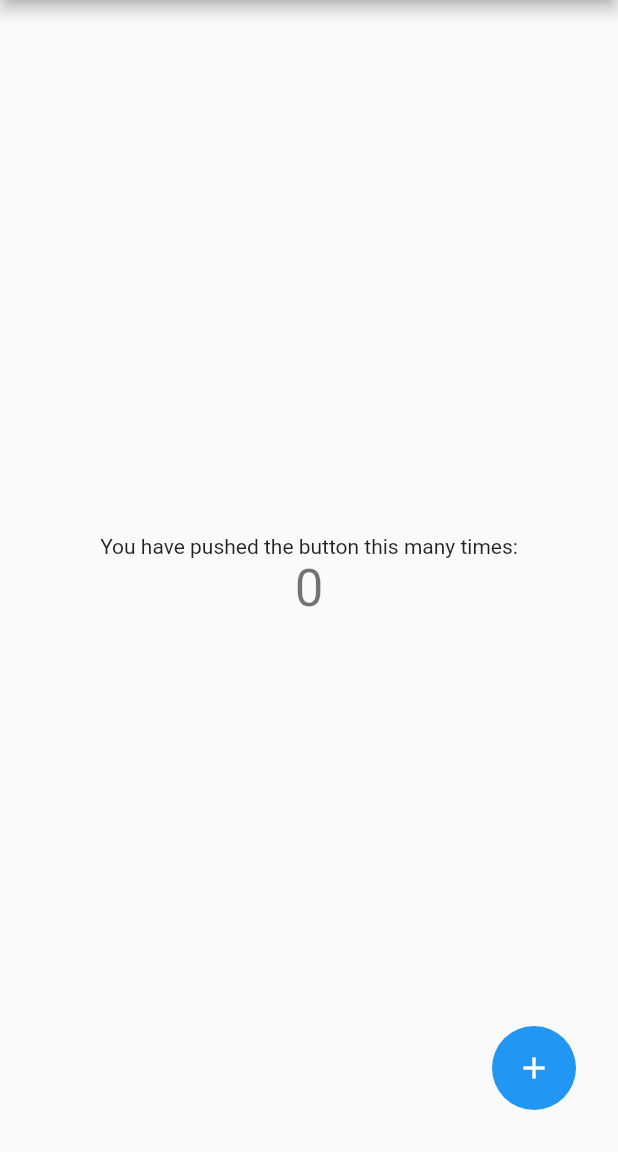
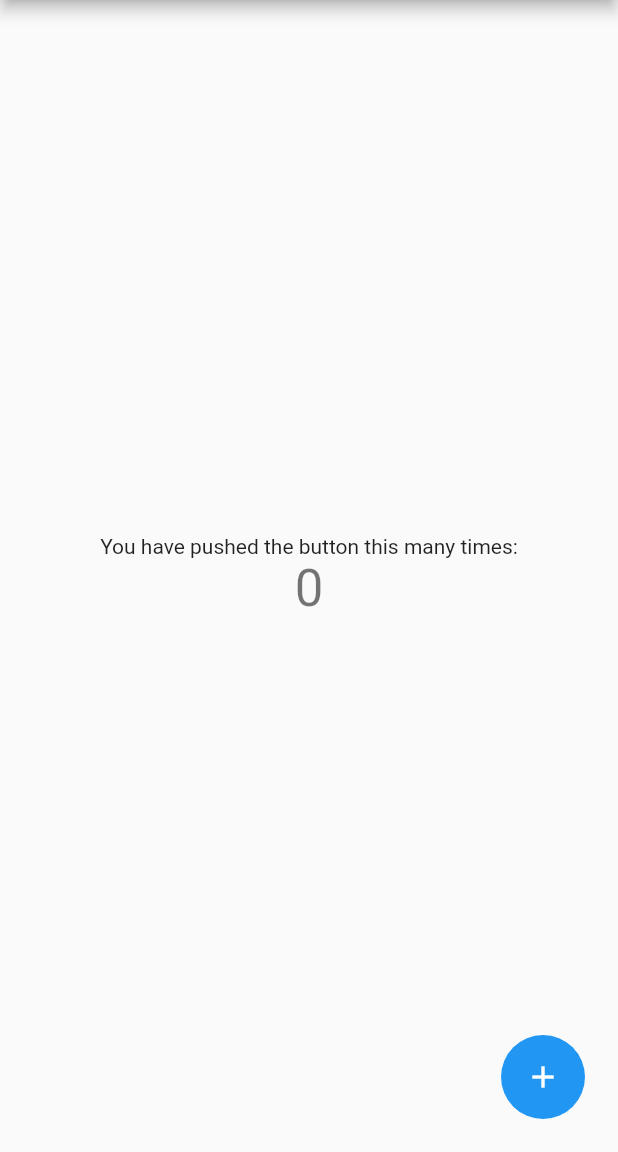
Before and after one commit to HeavenOSK/custom_button_sample, a Flutter app: the screen it shows after launch, on a phone screen of 412 x 824 dp, the part 84-1236 px from its top. Run offline on Flutter 3.47's test engine with Material 2 defaults, Android fonts, the phone set to English and light mode, and no system bars.

Commit message:
optimize tappable area

```diff
--- a/lib/main.dart
+++ b/lib/main.dart
@@ -113,7 +113,7 @@ class _CustomButtonState extends State<CustomButton> {
             color: Colors.blue,
             borderRadius: BorderRadius.circular(28),
           ),
-          margin: EdgeInsets.all(12),
+          margin: EdgeInsets.all(6),
           alignment: Alignment.center,
           child: Icon(
             Icons.add,
```
